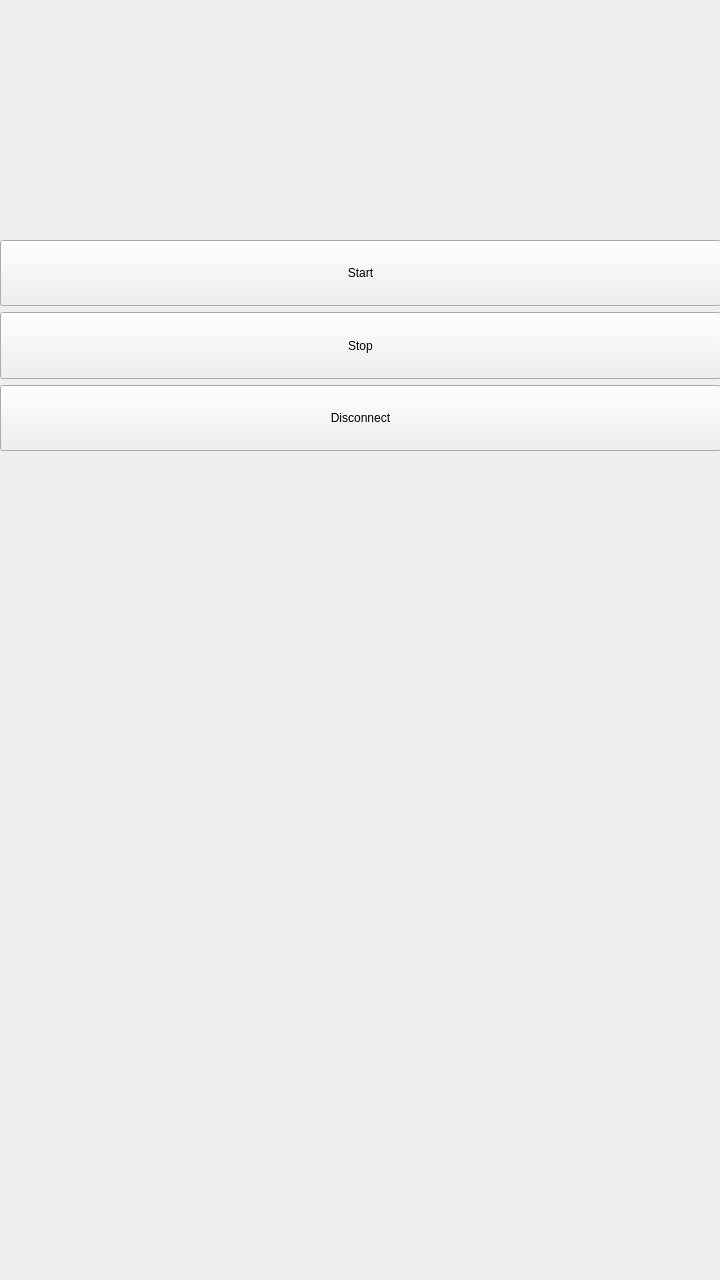
This is forms/workpage.ui in Mcublog/AutoLubeApp as Qt 5 draws it before an edit. The edited form follows.
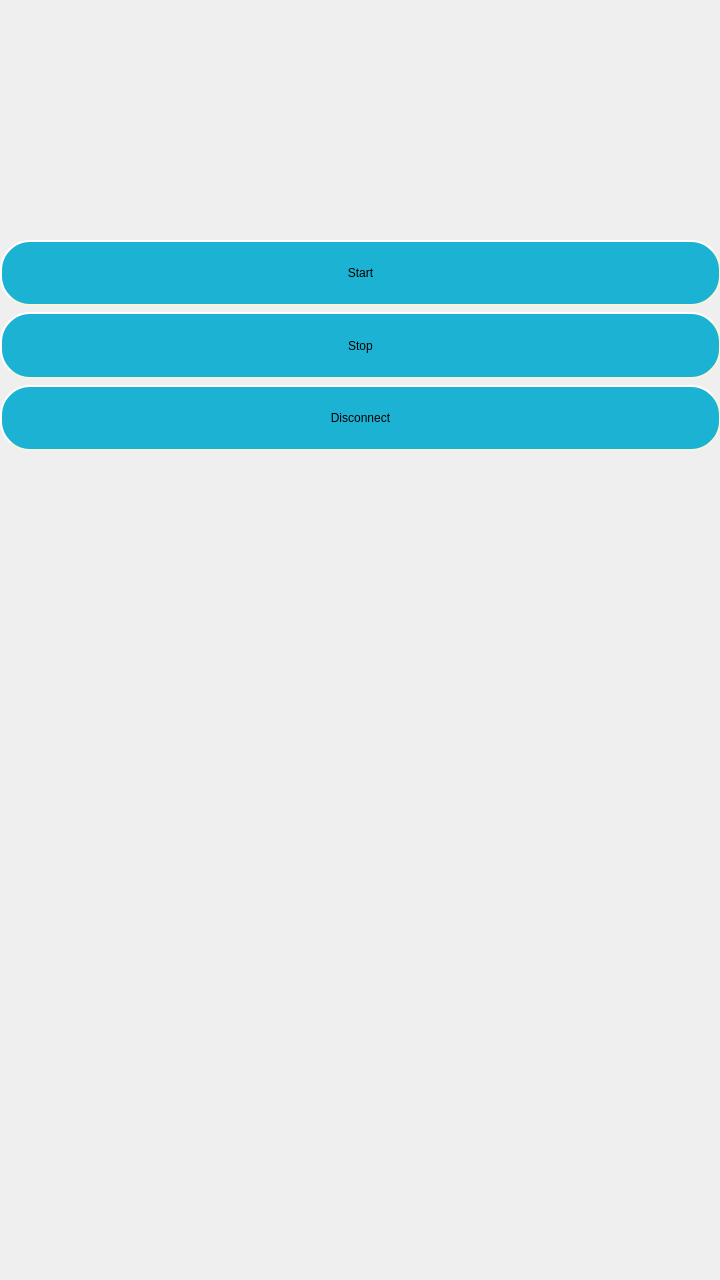
This is the edited form.

```diff
--- a/forms/workpage.ui
+++ b/forms/workpage.ui
@@ -31,6 +31,22 @@
         <verstretch>0</verstretch>
        </sizepolicy>
       </property>
+      <property name="maximumSize">
+       <size>
+        <width>16777215</width>
+        <height>16777215</height>
+       </size>
+      </property>
+      <property name="styleSheet">
+       <string notr="true">*{
+background-color: #1cb2d3;
+border-style: outset;
+border-width: 2px;
+border-radius: 30px;
+border-color: beige;
+min-width: 10em;
+}</string>
+      </property>
       <property name="text">
        <string>Start</string>
       </property>
@@ -44,6 +60,16 @@
         <verstretch>0</verstretch>
        </sizepolicy>
       </property>
+      <property name="styleSheet">
+       <string notr="true">*{
+background-color: #1cb2d3;
+border-style: outset;
+border-width: 2px;
+border-radius: 30px;
+border-color: beige;
+min-width: 10em;
+}</string>
+      </property>
       <property name="text">
        <string>Stop</string>
       </property>
@@ -57,6 +83,16 @@
         <verstretch>0</verstretch>
        </sizepolicy>
       </property>
+      <property name="styleSheet">
+       <string notr="true">*{
+background-color: #1cb2d3;
+border-style: outset;
+border-width: 2px;
+border-radius: 30px;
+border-color: beige;
+min-width: 10em;
+}</string>
+      </property>
       <property name="text">
        <string>Disconnect</string>
       </property>
```
